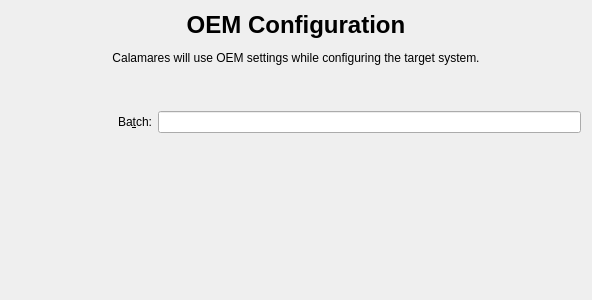
calamares/calamares, file src/modules/oemid/OEMPage.ui: the form before one commit.
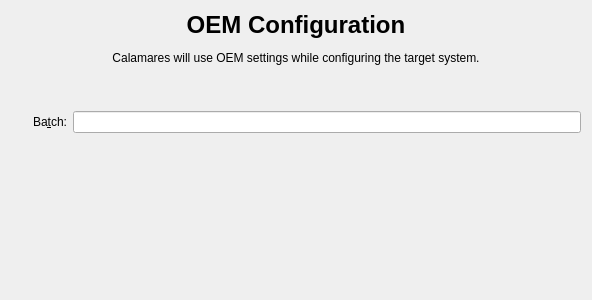
The form after the commit.

Commit message: [oemid] Tweak layout some more

What changed in the file:
```diff
--- a/src/modules/oemid/OEMPage.ui
+++ b/src/modules/oemid/OEMPage.ui
@@ -21,18 +21,8 @@
   </property>
   <layout class="QVBoxLayout" name="verticalLayout">
    <item>
-    <layout class="QGridLayout" name="gridLayout" rowstretch="0,0,0" columnstretch="1,3">
-     <item row="2" column="1">
-      <widget class="QLineEdit" name="batchIdentifier">
-       <property name="toolTip">
-        <string>&lt;html&gt;&lt;head/&gt;&lt;body&gt;&lt;p&gt;Enter a batch-identifier here. This will be stored in the target system.&lt;/p&gt;&lt;/body&gt;&lt;/html&gt;</string>
-       </property>
-       <property name="accessibleName">
-        <string notr="true">batch-identifier</string>
-       </property>
-      </widget>
-     </item>
-     <item row="2" column="0" alignment="Qt::AlignRight">
+    <layout class="QGridLayout" name="gridLayout" rowstretch="0,0,0,0" columnstretch="1,9">
+     <item row="3" column="0" alignment="Qt::AlignRight">
       <widget class="QLabel" name="batchIdentifier_label">
        <property name="text">
         <string>Ba&amp;tch:</string>
@@ -42,6 +32,16 @@
        </property>
       </widget>
      </item>
+     <item row="3" column="1">
+      <widget class="QLineEdit" name="batchIdentifier">
+       <property name="toolTip">
+        <string>&lt;html&gt;&lt;head/&gt;&lt;body&gt;&lt;p&gt;Enter a batch-identifier here. This will be stored in the target system.&lt;/p&gt;&lt;/body&gt;&lt;/html&gt;</string>
+       </property>
+       <property name="accessibleName">
+        <string notr="true">batch-identifier</string>
+       </property>
+      </widget>
+     </item>
      <item row="0" column="0" colspan="2">
       <widget class="QLabel" name="label">
        <property name="text">
```
